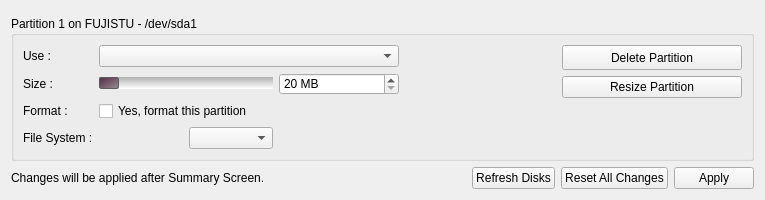
Qt form yali/gui/Ui/partedit.ui (dadas45li/yali) before a commit.
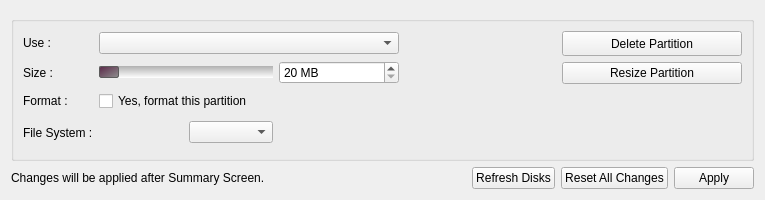
The same form after that commit.

Diff of the .ui file:
```diff
--- a/yali/gui/Ui/partedit.ui
+++ b/yali/gui/Ui/partedit.ui
@@ -54,7 +54,7 @@
       <string notr="true"/>
      </property>
      <property name="title">
-      <string>Partition 1 on FUJISTU - /dev/sda1</string>
+      <string/>
      </property>
      <layout class="QGridLayout" name="gridLayout_2">
       <item row="0" column="0" rowspan="2">
```
